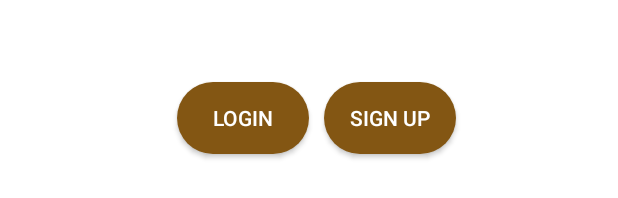
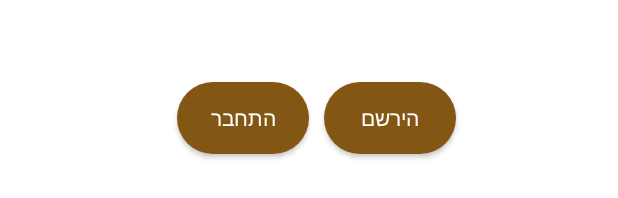
Before and after one commit to doronmash/Berman-Bakery, an Android app: the layout fragment_login.xml on its own in the app's theme, with its tools: preview values and no code run, on a phone screen of 412 x 824 dp. Shown: the part 907-1105 px from the top of the screen. Run offline under Robolectric (Android 15) with nearby library versions, the phone set to English and light mode, and no system bars.

Commit message:
doron: שינוי מילים לעברית

```diff
--- a/app/src/main/res/layout/fragment_login.xml
+++ b/app/src/main/res/layout/fragment_login.xml
@@ -82,7 +82,7 @@
             android:id="@+id/login"
             android:layout_width="wrap_content"
             android:layout_height="wrap_content"
-            android:text="@string/login"
+            android:text="התחבר"
             android:textColor="@color/white"
             android:background="@drawable/round_button"
             android:layout_marginHorizontal="10dp"/>
@@ -91,7 +91,7 @@
             android:id="@+id/signup"
             android:layout_width="wrap_content"
             android:layout_height="wrap_content"
-            android:text="@string/signup"
+            android:text="הירשם"
             android:textColor="@color/white"
             android:background="@drawable/round_button"
             />
--- a/app/src/main/res/layout/fragment_uinformation.xml
+++ b/app/src/main/res/layout/fragment_uinformation.xml
@@ -122,7 +122,7 @@
            android:id="@+id/uInfo_BTN_update"
             android:layout_width="match_parent"
             android:layout_height="wrap_content"
-            android:text="@string/update"
+            android:text="עדכן"
             android:textColor="@color/white"
             android:layout_marginTop="10dp"
             android:background="@drawable/round_button"
--- a/app/src/main/res/layout/popup_number.xml
+++ b/app/src/main/res/layout/popup_number.xml
@@ -44,7 +44,7 @@
         android:layout_marginTop="10dp"
         android:layout_width="match_parent"
         android:layout_height="wrap_content"
-        android:text="@string/update"
+        android:text="עדכן"
         android:textColor="@color/white"
         android:background="@drawable/round_button"
         />
```
